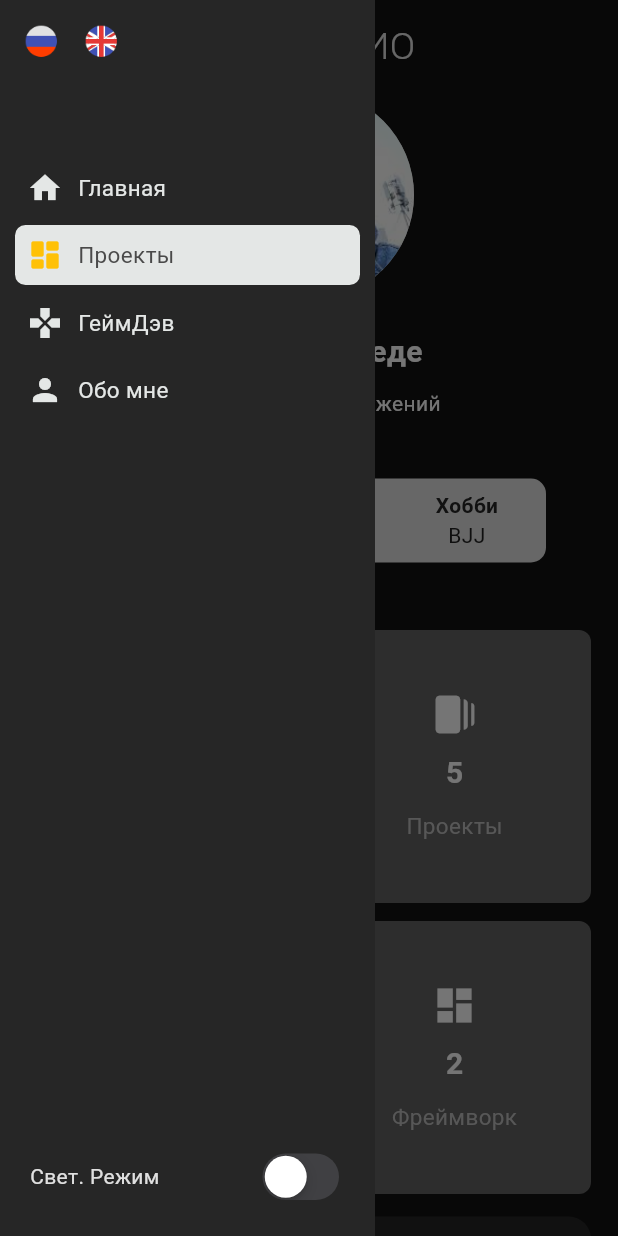
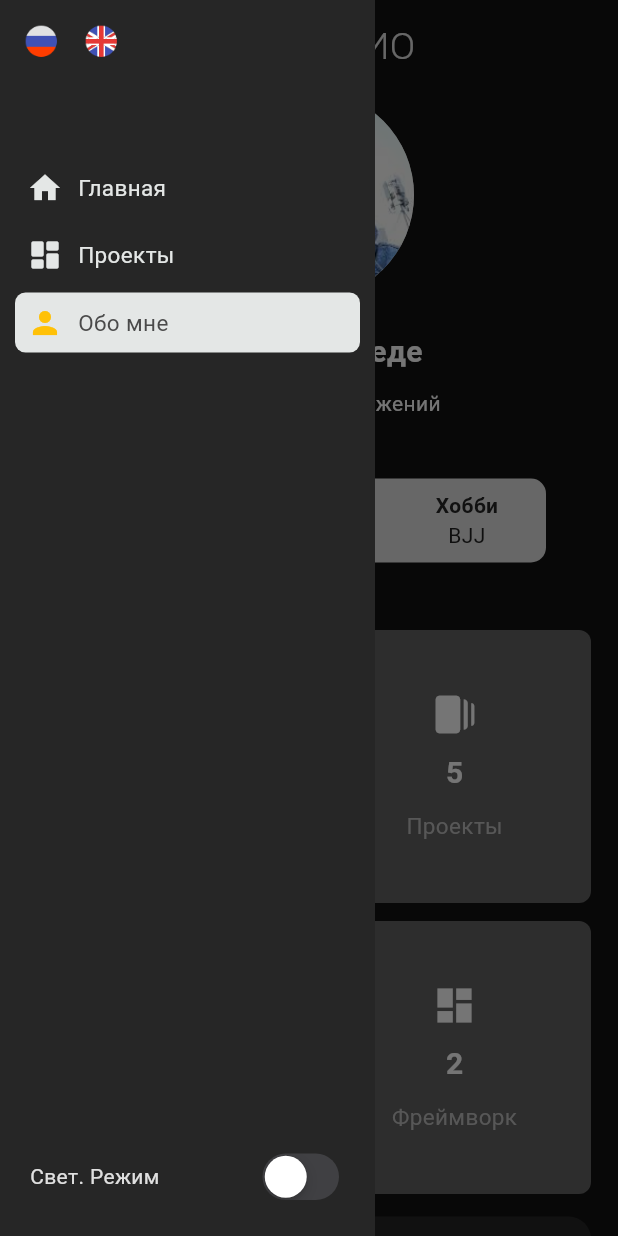
Before and after one commit to leokushio/portfolio, a Flutter app: the screen it shows after launch, after a tap on the "menu" icon, on a phone screen of 412 x 824 dp. Run offline on Flutter 3.47's test engine with Material 3 defaults, Android fonts, the phone set to English and light mode, and no system bars; our stand-ins replace fl_chart, visibility_detector.

Commit message:
fixed navigation

```diff
--- a/lib/data/drawer_menu_data.dart
+++ b/lib/data/drawer_menu_data.dart
@@ -8,13 +8,13 @@ import 'package:provider/provider.dart';
 List drawerMenuData = <DrawerMenuModel>[
   DrawerMenuModel(title: 'Dashboard', icon: Icons.home),
   DrawerMenuModel(title: 'Projects', icon: Icons.dashboard_rounded),
-  DrawerMenuModel(title: 'Game Dev', icon: Icons.gamepad),
+  // DrawerMenuModel(title: 'Game Dev', icon: Icons.gamepad),
   DrawerMenuModel(title: 'About Me', icon: Icons.person),
 ];
 
 List drawerMenuDataRus = <DrawerMenuModel>[
   DrawerMenuModel(title: 'Главная', icon: Icons.home),
   DrawerMenuModel(title: 'Проекты', icon: Icons.dashboard_rounded),
-  DrawerMenuModel(title: 'ГеймДэв', icon: Icons.gamepad),
+  // DrawerMenuModel(title: 'ГеймДэв', icon: Icons.gamepad),
   DrawerMenuModel(title: 'Обо мне', icon: Icons.person),
 ];
--- a/lib/main.dart
+++ b/lib/main.dart
@@ -2,6 +2,7 @@
 import 'package:flutter/cupertino.dart';
 import 'package:flutter/material.dart';
 import 'package:portfolio/providers/language_provider.dart';
+import 'package:portfolio/providers/scroll_nav_provider.dart';
 import 'package:portfolio/providers/theme_provider.dart';
 import 'package:portfolio/screens/main_screen.dart';
 // import 'package:portfolio/themes/dark_mode.dart';
@@ -14,6 +15,7 @@ void main() {
       providers: [
         ChangeNotifierProvider(create: (context) => ThemeProvider(),),
         ChangeNotifierProvider(create: (context) => LanguageProvider(),),
+        ChangeNotifierProvider(create: (context) => ScrollNavProvider(),)
       ],
     child: const MainApp(),
   )
--- /dev/null
+++ b/lib/providers/scroll_nav_provider.dart
@@ -0,0 +1,12 @@
+import 'package:flutter/material.dart';
+
+class ScrollNavProvider extends ChangeNotifier {
+
+  int isSelected = 0;
+  double? dashKeyVisible;
+
+  void switchButton(int index){
+    isSelected = index;
+    notifyListeners();
+  }
+}
--- a/lib/providers/theme_provider.dart
+++ b/lib/providers/theme_provider.dart
@@ -2,14 +2,14 @@ import 'package:flutter/material.dart';
 
 class ThemeProvider extends ChangeNotifier{
   bool isSwitched = false;
-  int isSelected = 0;
+  // int isSelected = 0;
 
   void switchTheme() {
     isSwitched = !isSwitched;
     notifyListeners();
   }
-  void switchButton(int index){
-    isSelected = index;
-    notifyListeners();
-  }
+  // void switchButton(int index){
+  //   isSelected = index;
+  //   notifyListeners();
+  // }
 }
--- a/lib/screens/main_screen.dart
+++ b/lib/screens/main_screen.dart
@@ -23,7 +23,7 @@ class MainScreen extends StatelessWidget {
       drawer: !isDesktop
       ? SizedBox(
         width: 250,
-        child: DrawerMenu(projectKey: projectKey,dashKey: dashKey,socialtKey: socialKey,),
+        child: DrawerMenu(projectKey: projectKey,dashKey: dashKey,socialKey: socialKey,gameDevKey: gameDevKey,),
       )
       : null,
       body: SafeArea(
@@ -33,11 +33,11 @@ class MainScreen extends StatelessWidget {
             if (isDesktop)
             Expanded(
               flex: 2,
-              child: DrawerMenu(projectKey: projectKey,dashKey: dashKey,socialtKey: socialKey,)
+              child: DrawerMenu(projectKey: projectKey,dashKey: dashKey,socialKey: socialKey,gameDevKey: gameDevKey,)
               ),
             Expanded(
               flex: 7,
-              child: DashboardWidget(projectContainer: projectContainer,projectKey: projectKey,dashKey: dashKey,socialtKey: socialKey,)
+              child: DashboardWidget(projectContainer: projectContainer,projectKey: projectKey,dashKey: dashKey,socialKey: socialKey,gameDevKey: gameDevKey,)
               ),
             if (!Responsive.isMobile(context))
             Expanded(
--- a/lib/sections/dashboard_widget.dart
+++ b/lib/sections/dashboard_widget.dart
@@ -1,8 +1,10 @@
 import 'package:flutter/material.dart';
 import 'package:portfolio/data/socials_data.dart';
+import 'package:portfolio/providers/scroll_nav_provider.dart';
 import 'package:portfolio/providers/theme_provider.dart';
 import 'package:portfolio/sections/profile_column_widget.dart';
 import 'package:portfolio/util/responsive.dart';
+import 'package:portfolio/widgets/about_me.dart';
 import 'package:portfolio/widgets/barchart_card.dart';
 
 import 'package:portfolio/widgets/barchart_sideinfo_buttom.dart';
@@ -17,13 +19,15 @@ class DashboardWidget extends StatelessWidget {
   final ScrollController projectContainer;
   final GlobalKey projectKey;
   final GlobalKey dashKey;
-  final GlobalKey socialtKey;
+  final GlobalKey socialKey;
+  final GlobalKey gameDevKey;
   const DashboardWidget({
     super.key,
     required this.projectContainer,
     required this.projectKey,
     required this.dashKey,
-    required this.socialtKey
+    required this.socialKey,
+    required this.gameDevKey
     });
 
   @override
@@ -50,8 +54,9 @@ class DashboardWidget extends StatelessWidget {
                     onVisibilityChanged: (info) {
                       var visiblePercentage = info.visibleFraction * 100;
                       if(visiblePercentage > 90){
-                        Provider.of<ThemeProvider>(context, listen: false).switchButton(0);
+                        Provider.of<ScrollNavProvider>(context, listen: false).switchButton(0);
                       }
+
                     },
                     ),
                   const SizedBox(height: 15,),
@@ -71,11 +76,21 @@ class DashboardWidget extends StatelessWidget {
                     onVisibilityChanged: (info) {
                       var visiblePercentage = info.visibleFraction * 100;
                       if(visiblePercentage > 20){
-                        Provider.of<ThemeProvider>(context, listen: false).switchButton(1);
+                        Provider.of<ScrollNavProvider>(context, listen: false).switchButton(1);
                       }
                     },
                     ),
                   GamedevWidget(),
+                  VisibilityDetector(
+                    key: socialKey,
+                    onVisibilityChanged: (info) {
+                      var visiblePercentage = info.visibleFraction * 100;
+                      if(visiblePercentage > 20){
+                        Provider.of<ScrollNavProvider>(context, listen: false).switchButton(2);
+                      }
+                    },
+                    child: AboutMe()
+                    ),
                   if(Responsive.isMobile(context))
                   const SocialsData()
                 ],
--- a/lib/sections/drawer_menu.dart
+++ b/lib/sections/drawer_menu.dart
@@ -2,6 +2,7 @@ import 'package:flutter/cupertino.dart';
 import 'package:flutter/material.dart';
 import 'package:portfolio/data/drawer_menu_data.dart';
 import 'package:portfolio/providers/language_provider.dart';
+import 'package:portfolio/providers/scroll_nav_provider.dart';
 import 'package:portfolio/providers/theme_provider.dart';
 import 'package:portfolio/sections/dashboard_widget.dart';
 import 'package:portfolio/themes/theme_modes.dart';
@@ -10,12 +11,14 @@ import 'package:provider/provider.dart';
 class DrawerMenu extends StatefulWidget {
   final GlobalKey projectKey;
   final GlobalKey dashKey;
-  final GlobalKey socialtKey;
+  final GlobalKey socialKey;
+  final GlobalKey gameDevKey;
   const DrawerMenu({
     super.key,
     required this.projectKey,
     required this.dashKey,
-    required this.socialtKey
+    required this.socialKey,
+    required this.gameDevKey
     });
 
   @override
@@ -29,9 +32,10 @@ class _DrawerMenuState extends State<DrawerMenu> {
     final  myKeys = <GlobalKey>[
       widget.dashKey,
       widget.projectKey,
-      widget.socialtKey,
+      // widget.gameDevKey,
+      widget.socialKey,
     ];
-    final isSelected = context.read<ThemeProvider>().isSelected;
+    final isSelected = context.watch<ScrollNavProvider>().isSelected;
     final changeLang = context.read<LanguageProvider>();
     String lang = context.watch<LanguageProvider>().language;
     return Container(
@@ -75,11 +79,14 @@ class _DrawerMenuState extends State<DrawerMenu> {
                       padding: const EdgeInsets.only(bottom: 5.0,),
                       child: InkWell(
                         onTap: (){
-                          Provider.of<ThemeProvider>(context, listen: false).switchButton(index);
+                          // Provider.of<ScrollNavProvider>(context, listen: false).switchButton(index);
+                          context.read<ScrollNavProvider>().switchButton(index);
                           Scrollable.ensureVisible(
                             myKeys[index].currentContext!,
-                            duration: Duration(milliseconds: 500)
+                            duration: Duration(milliseconds: 0)
                             );
+                            // print(index);
+                            // print(isSelected);
 
                         },
                         borderRadius: BorderRadius.circular(7),
--- /dev/null
+++ b/lib/widgets/about_me.dart
@@ -0,0 +1,18 @@
+import 'package:flutter/material.dart';
+
+class AboutMe extends StatelessWidget {
+  const AboutMe({super.key});
+
+  @override
+  Widget build(BuildContext context) {
+    return Container(
+      height: 200,
+      child: Text(
+        softWrap: true,
+
+        'gfgkdlkgldkfglkdlgk'
+        'dfgdfkgldkfg'
+        ),
+    );
+  }
+}
```
